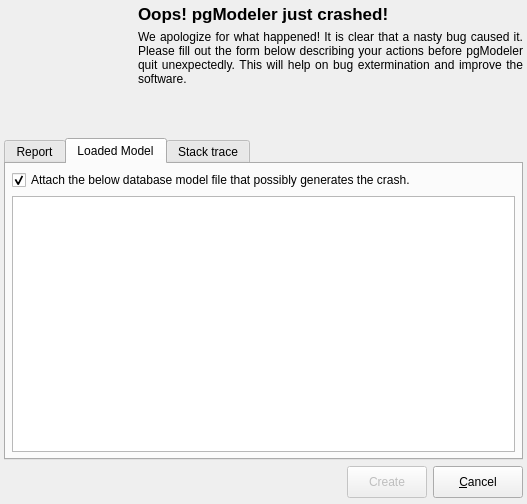
Qt form crashhandler/ui/crashhandler.ui (pgmodeler/pgmodeler) before a commit.
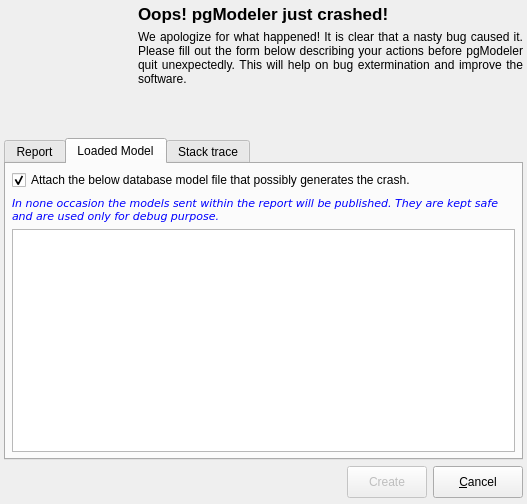
The same form after that commit. The open tabs and pages were chosen to show the change. Icons and pictures are not drawn.

Commit message:
Object names are trimmed on editing forms to avoid unnecessary error triggering. (issue #337)
Minor improvement on crash handler form.

What changed in the file:
```diff
--- a/crashhandler/ui/crashhandler.ui
+++ b/crashhandler/ui/crashhandler.ui
@@ -368,7 +368,7 @@
          </property>
         </widget>
        </item>
-       <item row="1" column="0">
+       <item row="2" column="0">
         <widget class="QTextEdit" name="model_txt">
          <property name="enabled">
           <bool>true</bool>
@@ -391,6 +391,66 @@
          </property>
         </widget>
        </item>
+       <item row="1" column="0">
+        <widget class="QLabel" name="hint3_lbl">
+         <property name="enabled">
+          <bool>true</bool>
+         </property>
+         <property name="palette">
+          <palette>
+           <active>
+            <colorrole role="WindowText">
+             <brush brushstyle="SolidPattern">
+              <color alpha="255">
+               <red>0</red>
+               <green>0</green>
+               <blue>255</blue>
+              </color>
+             </brush>
+            </colorrole>
+           </active>
+           <inactive>
+            <colorrole role="WindowText">
+             <brush brushstyle="SolidPattern">
+              <color alpha="255">
+               <red>0</red>
+               <green>0</green>
+               <blue>255</blue>
+              </color>
+             </brush>
+            </colorrole>
+           </inactive>
+           <disabled>
+            <colorrole role="WindowText">
+             <brush brushstyle="SolidPattern">
+              <color alpha="255">
+               <red>117</red>
+               <green>114</green>
+               <blue>112</blue>
+              </color>
+             </brush>
+            </colorrole>
+           </disabled>
+          </palette>
+         </property>
+         <property name="font">
+          <font>
+           <family>DejaVu Sans</family>
+           <pointsize>8</pointsize>
+           <italic>true</italic>
+          </font>
+         </property>
+         <property name="text">
+          <string>In none occasion the models sent within the report will be published. They are kept safe and are used only for debug purpose. </string>
+         </property>
+         <property name="textFormat">
+          <enum>Qt::PlainText</enum>
+         </property>
+         <property name="wordWrap">
+          <bool>true</bool>
+         </property>
+        </widget>
+       </item>
       </layout>
      </widget>
      <widget class="QWidget" name="tab_2">
```
The commit also changes 1 other file.
